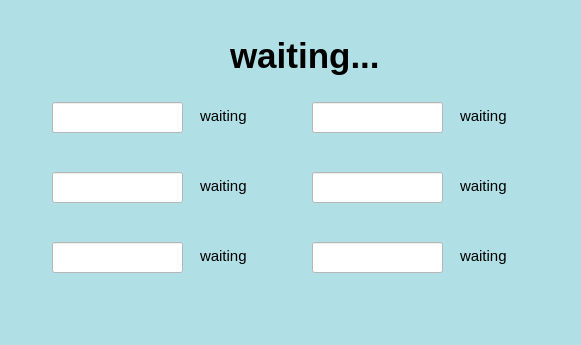
This is checker/serverwait.ui in AiRAM-S/Team5Checker as Qt 5 draws it before an edit. The edited form follows.
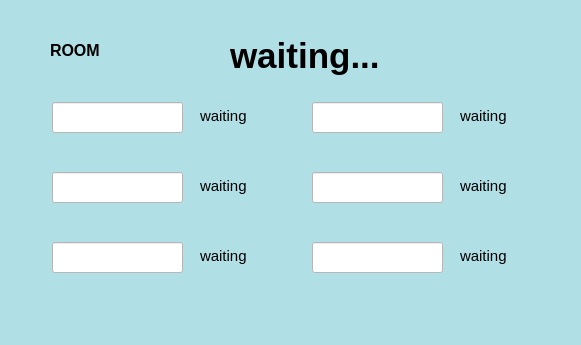
This is the edited form.

The edit to the form file:
```diff
--- a/checker/serverwait.ui
+++ b/checker/serverwait.ui
@@ -251,6 +251,38 @@
     <string>waiting</string>
    </property>
   </widget>
+  <widget class="QLabel" name="room">
+   <property name="geometry">
+    <rect>
+     <x>50</x>
+     <y>40</y>
+     <width>54</width>
+     <height>21</height>
+    </rect>
+   </property>
+   <property name="font">
+    <font>
+     <pointsize>12</pointsize>
+     <bold>true</bold>
+    </font>
+   </property>
+   <property name="text">
+    <string>ROOM</string>
+   </property>
+  </widget>
+  <widget class="QLabel" name="roomnum">
+   <property name="geometry">
+    <rect>
+     <x>130</x>
+     <y>40</y>
+     <width>54</width>
+     <height>21</height>
+    </rect>
+   </property>
+   <property name="text">
+    <string/>
+   </property>
+  </widget>
  </widget>
  <resources/>
  <connections/>
```
